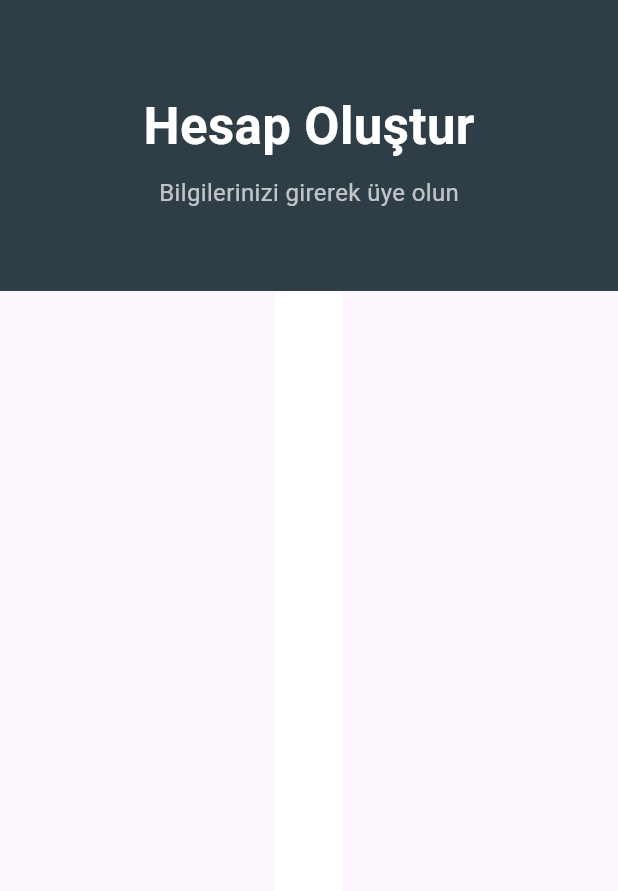
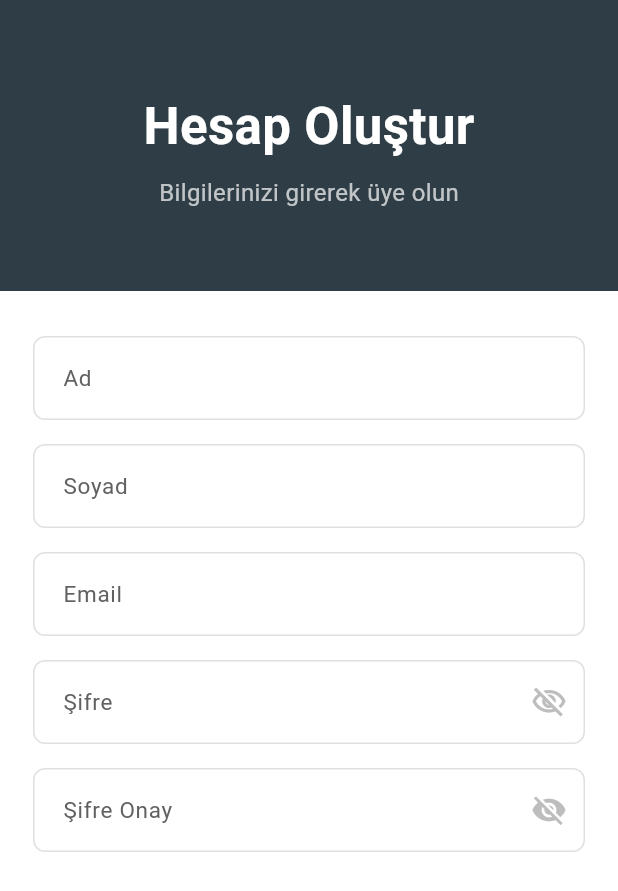
Before and after one commit to ricoglr/Linkup_Demo, a Flutter app: the RegisterScreen screen opened directly, on a phone screen of 412 x 824 dp. Shown: the top 891 px of the screen. Run offline on Flutter 3.47's test engine with Material 3 defaults, Android fonts, the phone set to English and light mode, and no system bars; our stand-ins replace image_picker.

Commit message:
Add textfield to the register screen

```diff
--- a/lib/screens/register_screen.dart
+++ b/lib/screens/register_screen.dart
@@ -78,7 +78,118 @@ class _RegisterScreenState extends State<RegisterScreen> {
               decoration: const BoxDecoration(
                 color: Colors.white,
               ),
-              child: SingleChildScrollView(),
+              child: SingleChildScrollView(
+                child: Form(
+                  key: _formKey,
+                  child: Column(
+                    crossAxisAlignment: CrossAxisAlignment.stretch,
+                    children: [
+                      const SizedBox(height: 8),
+                      // Ad alanı
+                      CustomTextField(
+                          labelText: 'Ad',
+                          hintText: 'Adınızı girin',
+                          controller: _firstNameController,
+                          validator: (value) {
+                            if (value == null || value.isEmpty) {
+                              return 'Bu alan gerekli';
+                            }
+                            return null;
+                          }),
+                      const SizedBox(height: 16),
+                      // Soyad alanı
+                      CustomTextField(
+                          labelText: 'Soyad',
+                          hintText: 'Soyadınızı girin',
+                          controller: _lastNameController,
+                          validator: (value) {
+                            if (value == null || value.isEmpty) {
+                              return 'Bu alan gerekli';
+                            }
+                            return null;
+                          }),
+                      const SizedBox(height: 16),
+                      // Email alanı
+                      CustomTextField(
+                        labelText: 'Email',
+                        hintText: 'mail@example.com',
+                        controller: _emailController,
+                        validator: (value) {
+                          if (value == null || value.isEmpty) {
+                            return 'Email adresi gerekli';
+                          }
+                          if (!value.contains('@')) {
+                            return 'Geçerli bir email adresi girin';
+                          }
+                          return null;
+                        },
+                      ),
+                      const SizedBox(height: 16),
+                      // Şifre alanı
+                      CustomTextField(
+                        labelText: 'Şifre',
+                        hintText: '••••••••',
+                        controller: _passwordController,
+                        validator: (value) {
+                          if (value == null || value.isEmpty) {
+                            return 'Şifre gerekli';
+                          }
+                          if (value.length < 6) {
+                            return 'Şifre en az 6 karakter olmalı';
+                          }
+                          return null;
+                        },
+                        isPassword: true,
+                        suffixIcon: IconButton(
+                          icon: Icon(
+                            _isPasswordVisible
+                                ? Icons.visibility_outlined
+                                : Icons.visibility_off_outlined,
+                            color: Colors.grey.shade400,
+                          ),
+                          onPressed: () {
+                            setState(() {
+                              _isPasswordVisible = !_isPasswordVisible;
+                            });
+                          },
+                        ),
+                      ),
+                      const SizedBox(height: 16),
+                      // Şifre onay alanı
+                      CustomTextField(
+                        labelText: 'Şifre Onay',
+                        hintText: '••••••••',
+                        controller: _confirmPasswordController,
+                        validator: (value) {
+                          if (value == null || value.isEmpty) {
+                            return 'Şifre onay gerekli';
+                          }
+                          if (value != _passwordController.text) {
+                            return 'Şifreler eşleşmiyor!';
+                          }
+                          return null;
+                        },
+                        isPassword: true,
+                        suffixIcon: IconButton(
+                          icon: Icon(
+                            _isConfirmPasswordVisible
+                                ? Icons.visibility
+                                : Icons.visibility_off,
+                            color: Colors.grey.shade400,
+                          ),
+                          onPressed: () {
+                            setState(() {
+                              _isConfirmPasswordVisible =
+                                  !_isConfirmPasswordVisible;
+                            });
+                          },
+                        ),
+                      ),
+                      const SizedBox(height: 30),
+                    ],
+                  ),
+                ),
+              ),
             ),
           ),
         ],
```
